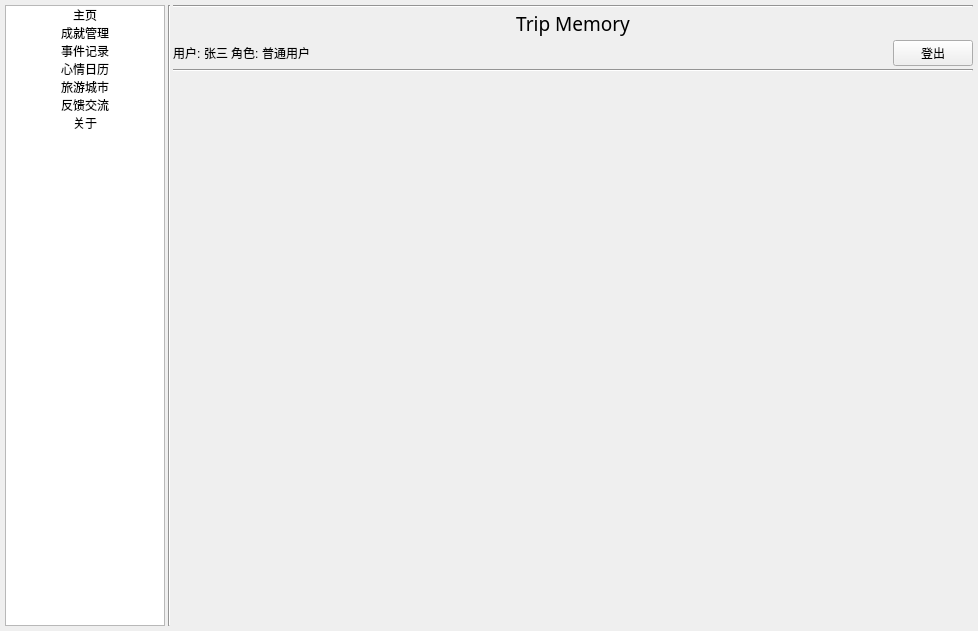
Qt form Trip_Memory/ui/main_window.ui (musuwer/Program_Final_Assignment) before a commit.
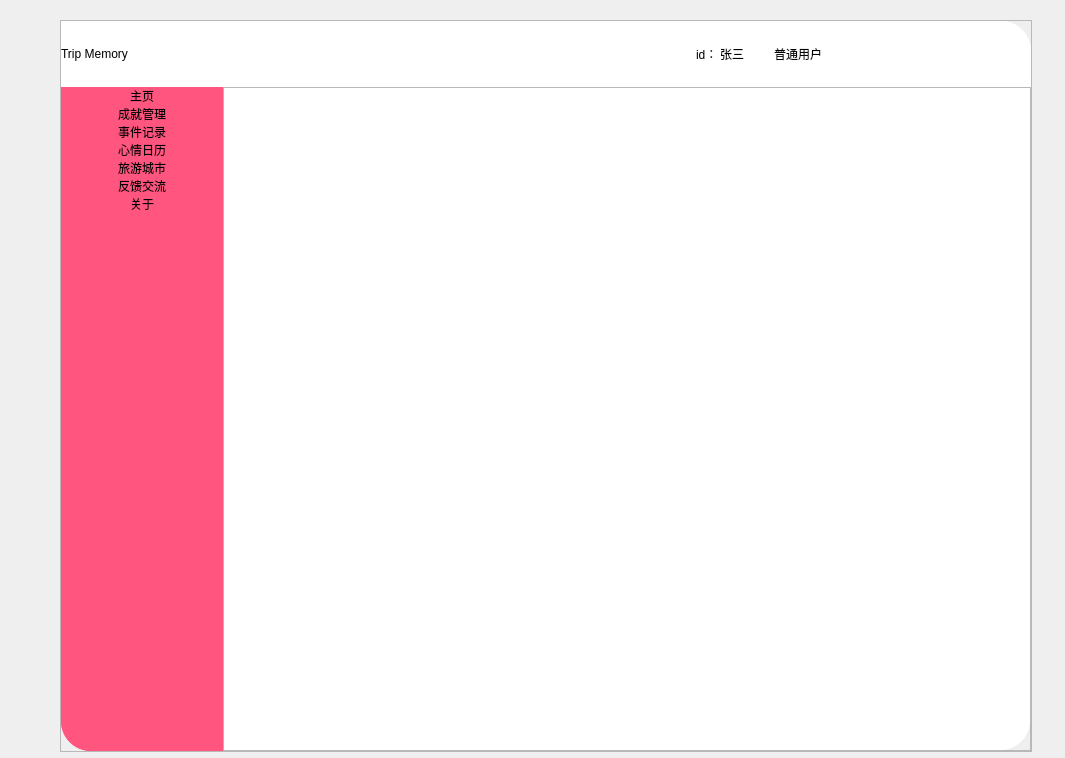
The same form after that commit. The open tabs and pages were chosen to show the change. Icons and pictures are not drawn.

Commit message: “正在进行美化主页面“

```diff
--- a/Trip_Memory/ui/main_window.ui
+++ b/Trip_Memory/ui/main_window.ui
@@ -6,264 +6,607 @@
    <rect>
     <x>0</x>
     <y>0</y>
-    <width>978</width>
-    <height>631</height>
+    <width>1065</width>
+    <height>758</height>
    </rect>
   </property>
   <property name="windowTitle">
    <string>MainWindow</string>
   </property>
   <widget class="QWidget" name="centralwidget">
-   <layout class="QGridLayout" name="gridLayout">
-    <property name="leftMargin">
-     <number>5</number>
+   <widget class="QFrame" name="frame">
+    <property name="geometry">
+     <rect>
+      <x>60</x>
+      <y>20</y>
+      <width>972</width>
+      <height>732</height>
+     </rect>
     </property>
-    <property name="topMargin">
-     <number>5</number>
+    <property name="frameShape">
+     <enum>QFrame::StyledPanel</enum>
     </property>
-    <property name="rightMargin">
-     <number>5</number>
+    <property name="frameShadow">
+     <enum>QFrame::Raised</enum>
     </property>
-    <property name="bottomMargin">
-     <number>5</number>
-    </property>
-    <property name="spacing">
-     <number>3</number>
-    </property>
-    <item row="0" column="0">
-     <layout class="QHBoxLayout" name="horizontalLayout_2" stretch="1,0,5">
-      <item>
-       <widget class="QListWidget" name="listWidget">
-        <property name="maximumSize">
-         <size>
-          <width>300</width>
-          <height>16777215</height>
-         </size>
+    <layout class="QVBoxLayout" name="verticalLayout">
+     <property name="spacing">
+      <number>0</number>
+     </property>
+     <property name="leftMargin">
+      <number>0</number>
+     </property>
+     <property name="topMargin">
+      <number>0</number>
+     </property>
+     <property name="rightMargin">
+      <number>0</number>
+     </property>
+     <property name="bottomMargin">
+      <number>0</number>
+     </property>
+     <item>
+      <widget class="QFrame" name="frame_2">
+       <property name="sizePolicy">
+        <sizepolicy hsizetype="Expanding" vsizetype="Expanding">
+         <horstretch>2</horstretch>
+         <verstretch>1</verstretch>
+        </sizepolicy>
+       </property>
+       <property name="minimumSize">
+        <size>
+         <width>970</width>
+         <height>60</height>
+        </size>
+       </property>
+       <property name="styleSheet">
+        <string notr="true">background-color: rgb(255, 255, 255);
+
+border-top-right-radius:30px;
+</string>
+       </property>
+       <property name="frameShape">
+        <enum>QFrame::StyledPanel</enum>
+       </property>
+       <property name="frameShadow">
+        <enum>QFrame::Raised</enum>
+       </property>
+       <layout class="QHBoxLayout" name="horizontalLayout">
+        <property name="spacing">
+         <number>0</number>
         </property>
+        <property name="leftMargin">
+         <number>0</number>
+        </property>
+        <property name="topMargin">
+         <number>0</number>
+        </property>
+        <property name="rightMargin">
+         <number>0</number>
+        </property>
+        <property name="bottomMargin">
+         <number>0</number>
+        </property>
         <item>
-         <property name="text">
-          <string>主页</string>
-         </property>
-         <property name="textAlignment">
-          <set>AlignCenter</set>
-         </property>
+         <widget class="QFrame" name="frame_4">
+          <property name="sizePolicy">
+           <sizepolicy hsizetype="Expanding" vsizetype="Preferred">
+            <horstretch>1</horstretch>
+            <verstretch>0</verstretch>
+           </sizepolicy>
+          </property>
+          <property name="frameShape">
+           <enum>QFrame::StyledPanel</enum>
+          </property>
+          <property name="frameShadow">
+           <enum>QFrame::Raised</enum>
+          </property>
+          <layout class="QHBoxLayout" name="horizontalLayout_2">
+           <property name="spacing">
+            <number>0</number>
+           </property>
+           <property name="leftMargin">
+            <number>0</number>
+           </property>
+           <property name="topMargin">
+            <number>0</number>
+           </property>
+           <property name="rightMargin">
+            <number>0</number>
+           </property>
+           <property name="bottomMargin">
+            <number>0</number>
+           </property>
+           <item alignment="Qt::AlignLeft">
+            <widget class="QPushButton" name="iconButton">
+             <property name="minimumSize">
+              <size>
+               <width>0</width>
+               <height>58</height>
+              </size>
+             </property>
+             <property name="styleSheet">
+              <string notr="true">font: 12pt &quot;幼圆&quot;;
+border:none;
+
+
+
+</string>
+             </property>
+             <property name="text">
+              <string>Trip Memory</string>
+             </property>
+             <property name="icon">
+              <iconset resource="res1.qrc">
+               <normaloff>:/icons/res1/icons/yitu.png</normaloff>:/icons/res1/icons/yitu.png</iconset>
+             </property>
+             <property name="iconSize">
+              <size>
+               <width>50</width>
+               <height>50</height>
+              </size>
+             </property>
+            </widget>
+           </item>
+          </layout>
+         </widget>
         </item>
         <item>
-         <property name="text">
-          <string>成就管理</string>
-         </property>
-         <property name="textAlignment">
-          <set>AlignCenter</set>
-         </property>
+         <widget class="QFrame" name="frame_5">
+          <property name="sizePolicy">
+           <sizepolicy hsizetype="Expanding" vsizetype="Preferred">
+            <horstretch>5</horstretch>
+            <verstretch>0</verstretch>
+           </sizepolicy>
+          </property>
+          <property name="frameShape">
+           <enum>QFrame::StyledPanel</enum>
+          </property>
+          <property name="frameShadow">
+           <enum>QFrame::Raised</enum>
+          </property>
+          <layout class="QHBoxLayout" name="horizontalLayout_9">
+           <item>
+            <spacer name="horizontalSpacer">
+             <property name="orientation">
+              <enum>Qt::Horizontal</enum>
+             </property>
+             <property name="sizeHint" stdset="0">
+              <size>
+               <width>439</width>
+               <height>20</height>
+              </size>
+             </property>
+            </spacer>
+           </item>
+           <item>
+            <layout class="QHBoxLayout" name="horizontalLayout_7">
+             <property name="spacing">
+              <number>0</number>
+             </property>
+             <item>
+              <layout class="QHBoxLayout" name="horizontalLayout_6">
+               <property name="spacing">
+                <number>0</number>
+               </property>
+               <item>
+                <layout class="QHBoxLayout" name="horizontalLayout_4">
+                 <item alignment="Qt::AlignRight">
+                  <widget class="QLabel" name="label">
+                   <property name="minimumSize">
+                    <size>
+                     <width>24</width>
+                     <height>0</height>
+                    </size>
+                   </property>
+                   <property name="styleSheet">
+                    <string notr="true"/>
+                   </property>
+                   <property name="text">
+                    <string>id：</string>
+                   </property>
+                  </widget>
+                 </item>
+                 <item>
+                  <widget class="QLabel" name="current_username_label">
+                   <property name="text">
+                    <string>张三</string>
+                   </property>
+                  </widget>
+                 </item>
+                </layout>
+               </item>
+               <item>
+                <layout class="QHBoxLayout" name="horizontalLayout_5">
+                 <property name="spacing">
+                  <number>0</number>
+                 </property>
+                 <item>
+                  <widget class="QLabel" name="label_2">
+                   <property name="minimumSize">
+                    <size>
+                     <width>30</width>
+                     <height>0</height>
+                    </size>
+                   </property>
+                   <property name="styleSheet">
+                    <string notr="true">image: url(:/icons/res1/icons/role.png);</string>
+                   </property>
+                   <property name="text">
+                    <string/>
+                   </property>
+                  </widget>
+                 </item>
+                 <item>
+                  <widget class="QLabel" name="current_role_label">
+                   <property name="text">
+                    <string>普通用户</string>
+                   </property>
+                  </widget>
+                 </item>
+                </layout>
+               </item>
+              </layout>
+             </item>
+             <item>
+              <layout class="QHBoxLayout" name="horizontalLayout_3">
+               <property name="spacing">
+                <number>0</number>
+               </property>
+               <item>
+                <widget class="QPushButton" name="pushButton">
+                 <property name="minimumSize">
+                  <size>
+                   <width>50</width>
+                   <height>58</height>
+                  </size>
+                 </property>
+                 <property name="styleSheet">
+                  <string notr="true">QPushButton{
+	border:none;
+}
+QPushButton{
+	padding-bottom:5px;
+}
+#pushButton:hover{
+	background-color: rgb(196, 196, 196);
+	border-radius:8px;
+	color: rgb(0, 0, 0);
+}
+#pushButton:pressed{
+	padding-top:3px;
+	padding-left:3px;
+}
+</string>
+                 </property>
+                 <property name="text">
+                  <string/>
+                 </property>
+                 <property name="icon">
+                  <iconset resource="res1.qrc">
+                   <normaloff>:/icons/res1/icons/change.png</normaloff>:/icons/res1/icons/change.png</iconset>
+                 </property>
+                </widget>
+               </item>
+               <item>
+                <widget class="QPushButton" name="min_button">
+                 <property name="minimumSize">
+                  <size>
+                   <width>50</width>
+                   <height>58</height>
+                  </size>
+                 </property>
+                 <property name="styleSheet">
+                  <string notr="true">QPushButton{
+	border:none;
+}
+QPushButton{
+	padding-bottom:5px;
+}
+#min_button:hover{
+	background-color: rgb(196, 196, 196);
+	border-radius:8px;
+	color: rgb(0, 0, 0);
+}
+#min_button:pressed{
+	padding-top:3px;
+	padding-left:3px;
+}
+</string>
+                 </property>
+                 <property name="text">
+                  <string/>
+                 </property>
+                 <property name="icon">
+                  <iconset resource="res1.qrc">
+                   <normaloff>:/icons/res1/icons/min.png</normaloff>:/icons/res1/icons/min.png</iconset>
+                 </property>
+                </widget>
+               </item>
+               <item>
+                <widget class="QPushButton" name="max_button">
+                 <property name="minimumSize">
+                  <size>
+                   <width>50</width>
+                   <height>58</height>
+                  </size>
+                 </property>
+                 <property name="styleSheet">
+                  <string notr="true">QPushButton{
+	border:none;
+}
+QPushButton{
+	padding-bottom:5px;
+}
+#max_button:hover{
+	background-color: rgb(196, 196, 196);
+	border-radius:8px;
+	color: rgb(0, 0, 0);
+}
+#max_button:pressed{
+	padding-top:3px;
+	padding-left:3px;
+}
+</string>
+                 </property>
+                 <property name="text">
+                  <string/>
+                 </property>
+                 <property name="icon">
+                  <iconset resource="res1.qrc">
+                   <normaloff>:/icons/res1/icons/max.png</normaloff>:/icons/res1/icons/max.png</iconset>
+                 </property>
+                </widget>
+               </item>
+               <item>
+                <widget class="QPushButton" name="close_button">
+                 <property name="minimumSize">
+                  <size>
+                   <width>50</width>
+                   <height>58</height>
+                  </size>
+                 </property>
+                 <property name="styleSheet">
+                  <string notr="true">QPushButton{
+	border:none;
+}
+QPushButton{
+	padding-bottom:5px;
+}
+#close_button:hover{
+	background-color: rgb(196, 196, 196);
+	border-radius:8px;
+	color: rgb(0, 0, 0);
+}
+#close_button:pressed{
+	padding-top:3px;
+	padding-left:3px;
+}
+</string>
+                 </property>
+                 <property name="text">
+                  <string/>
+                 </property>
+                 <property name="icon">
+                  <iconset resource="res1.qrc">
+                   <normaloff>:/icons/res1/icons/close.png</normaloff>:/icons/res1/icons/close.png</iconset>
+                 </property>
+                </widget>
+               </item>
+              </layout>
+             </item>
+            </layout>
+           </item>
+          </layout>
+         </widget>
         </item>
-        <item>
-         <property name="text">
-          <string>事件记录</string>
-         </property>
-         <property name="textAlignment">
-          <set>AlignCenter</set>
-         </property>
-        </item>
-        <item>
-         <property name="text">
-          <string>心情日历</string>
-         </property>
-         <property name="textAlignment">
-          <set>AlignCenter</set>
-         </property>
-        </item>
-        <item>
-         <property name="text">
-          <string>旅游城市</string>
-         </property>
-         <property name="textAlignment">
-          <set>AlignCenter</set>
-         </property>
-        </item>
-        <item>
-         <property name="text">
-          <string>反馈交流</string>
-         </property>
-         <property name="textAlignment">
-          <set>AlignCenter</set>
-         </property>
-        </item>
-        <item>
-         <property name="text">
-          <string>关于</string>
-         </property>
-         <property name="textAlignment">
-          <set>AlignCenter</set>
-         </property>
-        </item>
-       </widget>
-      </item>
-      <item>
-       <widget class="Line" name="line">
-        <property name="maximumSize">
-         <size>
-          <width>2</width>
-          <height>16777215</height>
-         </size>
+       </layout>
+      </widget>
+     </item>
+     <item>
+      <widget class="QFrame" name="frame_3">
+       <property name="sizePolicy">
+        <sizepolicy hsizetype="Preferred" vsizetype="Expanding">
+         <horstretch>0</horstretch>
+         <verstretch>10</verstretch>
+        </sizepolicy>
+       </property>
+       <property name="minimumSize">
+        <size>
+         <width>970</width>
+         <height>650</height>
+        </size>
+       </property>
+       <property name="styleSheet">
+        <string notr="true">#frame_3{
+	border-bottom-left-radius:30px;
+	border-top-right-radius:30px;
+}
+</string>
+       </property>
+       <property name="frameShape">
+        <enum>QFrame::StyledPanel</enum>
+       </property>
+       <property name="frameShadow">
+        <enum>QFrame::Raised</enum>
+       </property>
+       <layout class="QHBoxLayout" name="horizontalLayout_8">
+        <property name="spacing">
+         <number>0</number>
         </property>
-        <property name="styleSheet">
-         <string notr="true">background-color: rgb(222, 222, 222);</string>
+        <property name="leftMargin">
+         <number>0</number>
         </property>
-        <property name="orientation">
-         <enum>Qt::Vertical</enum>
+        <property name="topMargin">
+         <number>0</number>
         </property>
-       </widget>
-      </item>
-      <item>
-       <layout class="QVBoxLayout" name="verticalLayout_2">
+        <property name="rightMargin">
+         <number>0</number>
+        </property>
+        <property name="bottomMargin">
+         <number>0</number>
+        </property>
         <item>
-         <layout class="QVBoxLayout" name="verticalLayout">
-          <item>
-           <widget class="Line" name="line_3">
-            <property name="maximumSize">
-             <size>
-              <width>16777215</width>
-              <height>2</height>
-             </size>
-            </property>
-            <property name="styleSheet">
-             <string notr="true">background-color: rgb(222, 222, 222);</string>
-            </property>
-            <property name="orientation">
-             <enum>Qt::Horizontal</enum>
-            </property>
-           </widget>
-          </item>
-          <item>
-           <widget class="QLabel" name="label">
-            <property name="font">
-             <font>
-              <family>13 宋体</family>
-              <pointsize>14</pointsize>
-              <italic>false</italic>
-              <bold>false</bold>
-             </font>
-            </property>
-            <property name="cursor">
-             <cursorShape>UpArrowCursor</cursorShape>
-            </property>
-            <property name="styleSheet">
-             <string notr="true">font: 14pt bold &quot;宋体&quot;;</string>
-            </property>
-            <property name="text">
-             <string>Trip Memory</string>
-            </property>
-            <property name="alignment">
-             <set>Qt::AlignCenter</set>
-            </property>
-           </widget>
-          </item>
-          <item>
-           <layout class="QHBoxLayout" name="horizontalLayout">
-            <item>
-             <widget class="QLabel" name="label_2">
-              <property name="styleSheet">
-               <string notr="true">font: 12pt &quot;宋体&quot;;</string>
+         <widget class="QFrame" name="frame_6">
+          <property name="sizePolicy">
+           <sizepolicy hsizetype="Expanding" vsizetype="Preferred">
+            <horstretch>1</horstretch>
+            <verstretch>0</verstretch>
+           </sizepolicy>
+          </property>
+          <property name="styleSheet">
+           <string notr="true">border-bottom-left-radius:30px;
+background-color:rgb(255, 85, 127)
+</string>
+          </property>
+          <property name="frameShape">
+           <enum>QFrame::StyledPanel</enum>
+          </property>
+          <property name="frameShadow">
+           <enum>QFrame::Raised</enum>
+          </property>
+          <layout class="QVBoxLayout" name="verticalLayout_2">
+           <property name="spacing">
+            <number>0</number>
+           </property>
+           <property name="leftMargin">
+            <number>0</number>
+           </property>
+           <property name="topMargin">
+            <number>0</number>
+           </property>
+           <property name="rightMargin">
+            <number>0</number>
+           </property>
+           <property name="bottomMargin">
+            <number>0</number>
+           </property>
+           <item>
+            <widget class="QListWidget" name="listWidget">
+             <property name="maximumSize">
+              <size>
+               <width>300</width>
+               <height>16777215</height>
+              </size>
+             </property>
+             <item>
+              <property name="text">
+               <string>主页</string>
               </property>
+              <property name="textAlignment">
+               <set>AlignCenter</set>
+              </property>
+             </item>
+             <item>
               <property name="text">
-               <string>用户:</string>
+               <string>成就管理</string>
               </property>
-             </widget>
-            </item>
-            <item>
-             <widget class="QLabel" name="current_username_label">
-              <property name="styleSheet">
-               <string notr="true">font: 12pt &quot;宋体&quot;;</string>
+              <property name="textAlignment">
+               <set>AlignCenter</set>
               </property>
+             </item>
+             <item>
               <property name="text">
-               <string>张三</string>
+               <string>事件记录</string>
               </property>
-             </widget>
-            </item>
-            <item>
-             <widget class="QLabel" name="label_4">
-              <property name="styleSheet">
-               <string notr="true">font: 12pt &quot;宋体&quot;;</string>
+              <property name="textAlignment">
+               <set>AlignCenter</set>
               </property>
+             </item>
+             <item>
               <property name="text">
-               <string>角色:</string>
+               <string>心情日历</string>
               </property>
-             </widget>
-            </item>
-            <item>
-             <widget class="QLabel" name="current_role_label">
-              <property name="styleSheet">
-               <string notr="true">font: 12pt &quot;宋体&quot;;</string>
+              <property name="textAlignment">
+               <set>AlignCenter</set>
               </property>
+             </item>
+             <item>
               <property name="text">
-               <string>普通用户</string>
+               <string>旅游城市</string>
               </property>
-             </widget>
-            </item>
-            <item>
-             <spacer name="horizontalSpacer">
-              <property name="orientation">
-               <enum>Qt::Horizontal</enum>
+              <property name="textAlignment">
+               <set>AlignCenter</set>
               </property>
-              <property name="sizeHint" stdset="0">
-               <size>
-                <width>40</width>
-                <height>20</height>
-               </size>
+             </item>
+             <item>
+              <property name="text">
+               <string>反馈交流</string>
               </property>
-             </spacer>
-            </item>
-            <item>
-             <widget class="QPushButton" name="pushButton">
-              <property name="styleSheet">
-               <string notr="true">font: 12pt &quot;宋体&quot;;</string>
+              <property name="textAlignment">
+               <set>AlignCenter</set>
               </property>
+             </item>
+             <item>
               <property name="text">
-               <string>登出</string>
+               <string>关于</string>
               </property>
-             </widget>
-            </item>
-           </layout>
-          </item>
-         </layout>
+              <property name="textAlignment">
+               <set>AlignCenter</set>
+              </property>
+             </item>
+            </widget>
+           </item>
+          </layout>
+         </widget>
         </item>
         <item>
-         <widget class="Line" name="line_2">
-          <property name="maximumSize">
-           <size>
-            <width>16777215</width>
-            <height>2</height>
-           </size>
+         <widget class="QFrame" name="frame_7">
+          <property name="sizePolicy">
+           <sizepolicy hsizetype="Expanding" vsizetype="Preferred">
+            <horstretch>5</horstretch>
+            <verstretch>0</verstretch>
+           </sizepolicy>
           </property>
           <property name="styleSheet">
-           <string notr="true">background-color: rgb(222, 222, 222);</string>
+           <string notr="true">#frame_6{
+	background-color: rgb(255, 255, 255);
+	border-bottom-right-radius:30px;
+}</string>
           </property>
-          <property name="orientation">
-           <enum>Qt::Horizontal</enum>
+          <property name="frameShape">
+           <enum>QFrame::StyledPanel</enum>
           </property>
+          <property name="frameShadow">
+           <enum>QFrame::Raised</enum>
+          </property>
+          <layout class="QVBoxLayout" name="verticalLayout_3">
+           <property name="spacing">
+            <number>0</number>
+           </property>
+           <property name="leftMargin">
+            <number>0</number>
+           </property>
+           <property name="topMargin">
+            <number>0</number>
+           </property>
+           <property name="rightMargin">
+            <number>0</number>
+           </property>
+           <property name="bottomMargin">
+            <number>0</number>
+           </property>
+           <item>
+            <widget class="QStackedWidget" name="stackedWidget">
+             <property name="styleSheet">
+              <string notr="true">background-color: rgb(255, 255, 255);
+border-bottom-right-radius:30px;</string>
+             </property>
+             <property name="currentIndex">
+              <number>1</number>
+             </property>
+             <widget class="QWidget" name="page"/>
+             <widget class="QWidget" name="page_2"/>
+            </widget>
+           </item>
+          </layout>
          </widget>
         </item>
-        <item>
-         <widget class="QStackedWidget" name="stackedWidget">
-          <widget class="QWidget" name="page"/>
-          <widget class="QWidget" name="page_2"/>
-         </widget>
-        </item>
        </layout>
-      </item>
-     </layout>
-    </item>
-   </layout>
-  </widget>
-  <widget class="QMenuBar" name="menubar">
-   <property name="geometry">
-    <rect>
-     <x>0</x>
-     <y>0</y>
-     <width>978</width>
-     <height>22</height>
-    </rect>
-   </property>
+      </widget>
+     </item>
+    </layout>
+   </widget>
   </widget>
  </widget>
  <resources/>
```
Left out of the diff: 55 changed lines with no effect on the pictures. The commit also changes 14 other files.
